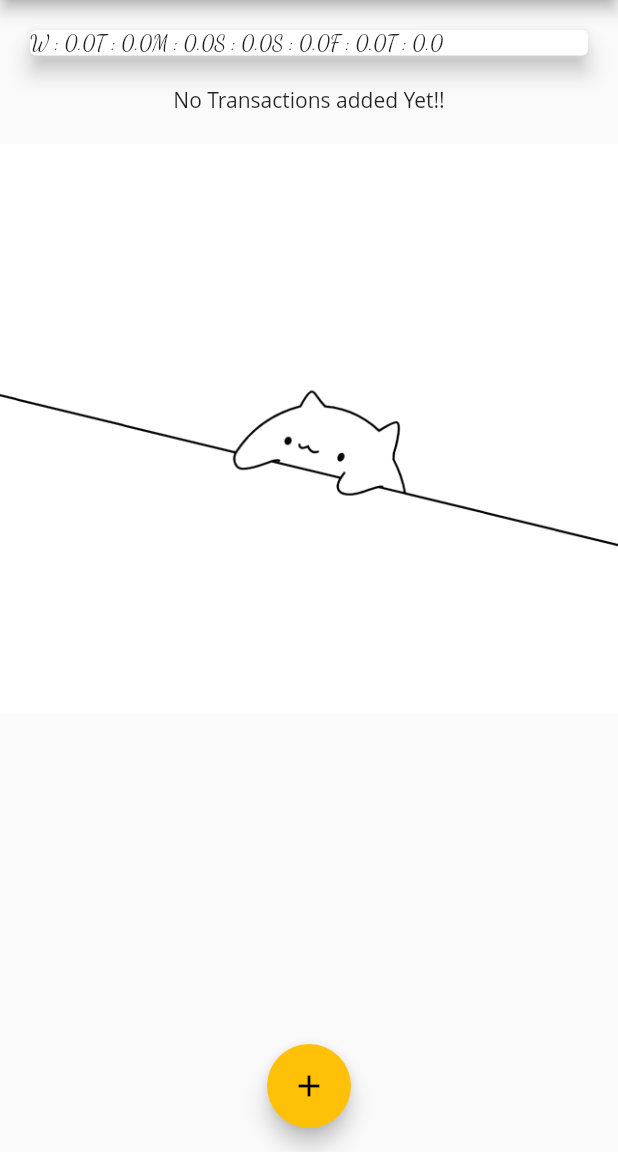
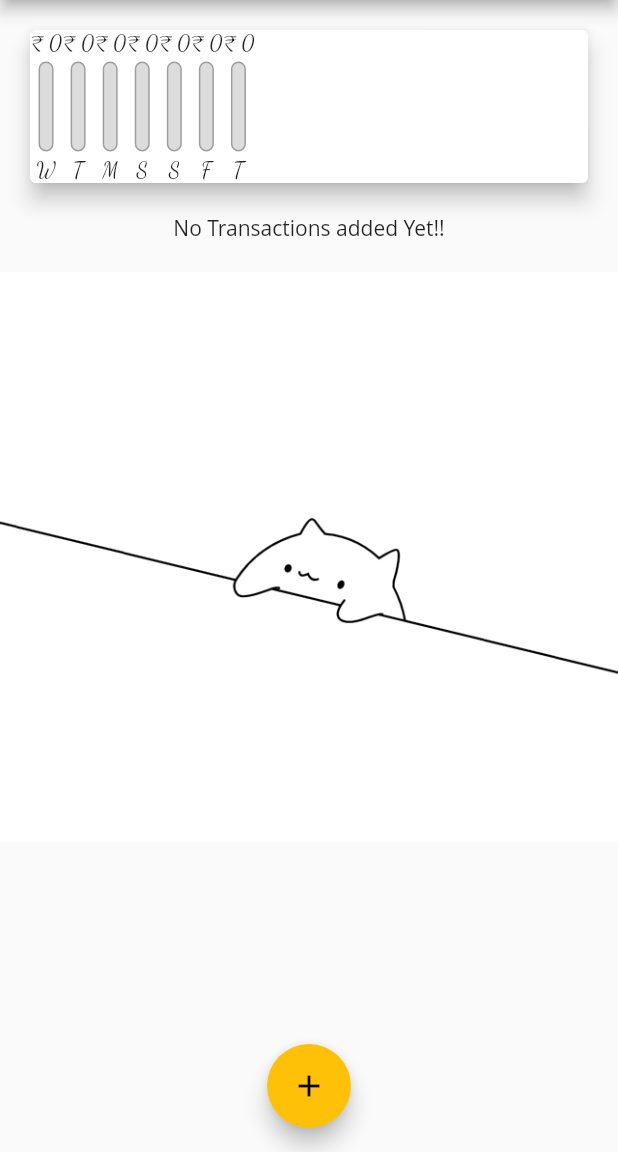
Before and after one commit to marizvi/Expense_App, a Flutter app: the screen it shows after launch, on a phone screen of 412 x 824 dp, the part 84-1236 px from its top. Run offline on Flutter 3.47's test engine with Material 2 defaults, Android fonts, the phone set to English and light mode, and no system bars; Roboto replaces fonts that are missing (Open Sans).

Commit message:
chart_bar added

```diff
--- a/lib/widgets/chart.dart
+++ b/lib/widgets/chart.dart
@@ -1,3 +1,4 @@
+import 'package:exp_app/widgets/chart_bar.dart';
 import 'package:flutter/material.dart';
 import '../models/transaction.dart';
 import 'package:intl/intl.dart';
@@ -40,6 +41,12 @@
         });
       }
 
+double get totalSpending{
+  return groupedTransactionValues.fold(0.0,(sum,item){
+    return sum + (item['amount'] as num);
+  });
+}
+
   @override
   Widget build(BuildContext context) {
     print(groupedTransactionValues);
@@ -50,7 +57,7 @@
         children: groupedTransactionValues.map((data){
             // return Text(data['day'] + ':' + data['amount'].toString(),);
             //if statements are like above and we are recieving any error then go for below kind of statement.
-            return Text('${data['day']} : ${data['amount']}');
+            return ChartBar((data['day'] as String), (data['amount'] as double), (data['amount'] as double)/totalSpending);
       }).toList(),
 
       ),
--- a/lib/widgets/chart_bar.dart
+++ b/lib/widgets/chart_bar.dart
@@ -2,10 +2,47 @@
 
 class ChartBar extends StatelessWidget {
 
+  final String label;
+  final double spendingAmount;
+  final double spendingPercentOfTotal;
+
+  ChartBar(this.label,this.spendingAmount,this.spendingPercentOfTotal);
+
+
   @override
   Widget build(BuildContext context) {
-    return Container(
-
+    return Column(children:[
+      Text('\u{20B9} ${spendingAmount.toStringAsFixed(0)}'),
+      SizedBox(height: 4),
+      Container(
+        height: 60,
+        width: 10,
+        child: Stack(
+          children: [
+            Container(decoration:BoxDecoration(
+              border: Border.all(
+              color: Colors.grey,
+              width: 1.0
+             ),
+             color: Color.fromRGBO(220,220,220,1),
+             borderRadius: BorderRadius.circular(10)
+             ),
+             ),
+             FractionallySizedBox(
+               heightFactor: spendingPercentOfTotal,
+               child:Container(
+                 decoration: BoxDecoration(
+                   color: Theme.of(context).primaryColor,
+                   borderRadius:BorderRadius.circular(10),
+                 ),
+                 )
+             )
+          ],
+        ),
+      ),
+      SizedBox(height: 4),
+      Text(label)
+    ]
     );
   }
 }
```
